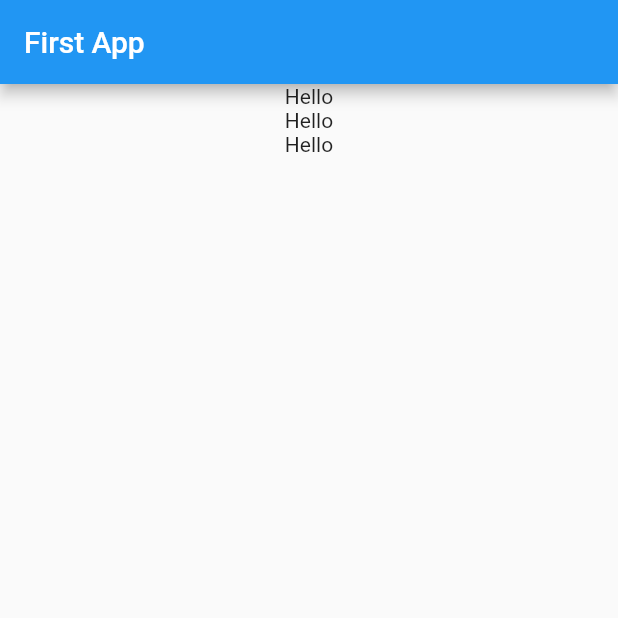
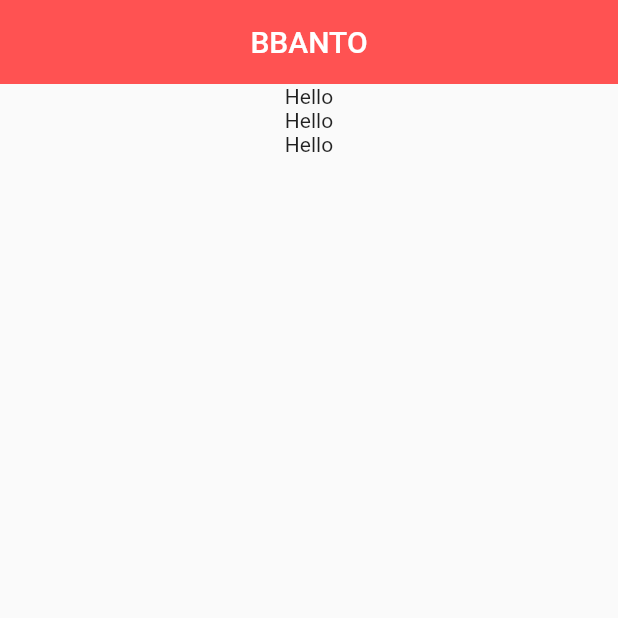
Before and after one commit to jinhaEom/Flutter, a Flutter app: the screen it shows after launch, on a phone screen of 412 x 824 dp, the top half of it. Run offline on Flutter 3.47's test engine with Material 2 defaults, Android fonts, the phone set to English and light mode, and no system bars.

```diff
--- a/First_App/lib/main.dart
+++ b/First_App/lib/main.dart
@@ -8,33 +8,38 @@ class MyApp extends StatelessWidget {
   @override
   Widget build(BuildContext context) {
     return MaterialApp(
-      title: 'First App',
+      title: 'Charactor App',
       theme: ThemeData(
           primarySwatch: Colors.blue
       ),
-      home: MyHomePage(),
+      home: MyCard(),
     );
   }
 }
 
-class MyHomePage extends StatelessWidget {
+class MyCard extends StatelessWidget {
+  const MyCard({Key? key}) : super(key: key);
 
   @override
   Widget build(BuildContext context) {
     return Scaffold(
       appBar: AppBar(
-        title: Text('First App'),
+        title: Text('BBANTO'),
+        centerTitle: true,
+        backgroundColor: Colors.redAccent,
+        elevation: 0.0 //높이
       ),
-    body: Center(
+      body:  Center(
         child: Column(
+           // mainAxisAlignment: MainAxisAlignment.center,
             children: [
               Text('Hello'),
               Text('Hello'),
               Text('Hello')
-
             ],
           ),
       ),
+
     );
   }
 }
```
Lines whose indentation alone changed are shown as unchanged.
